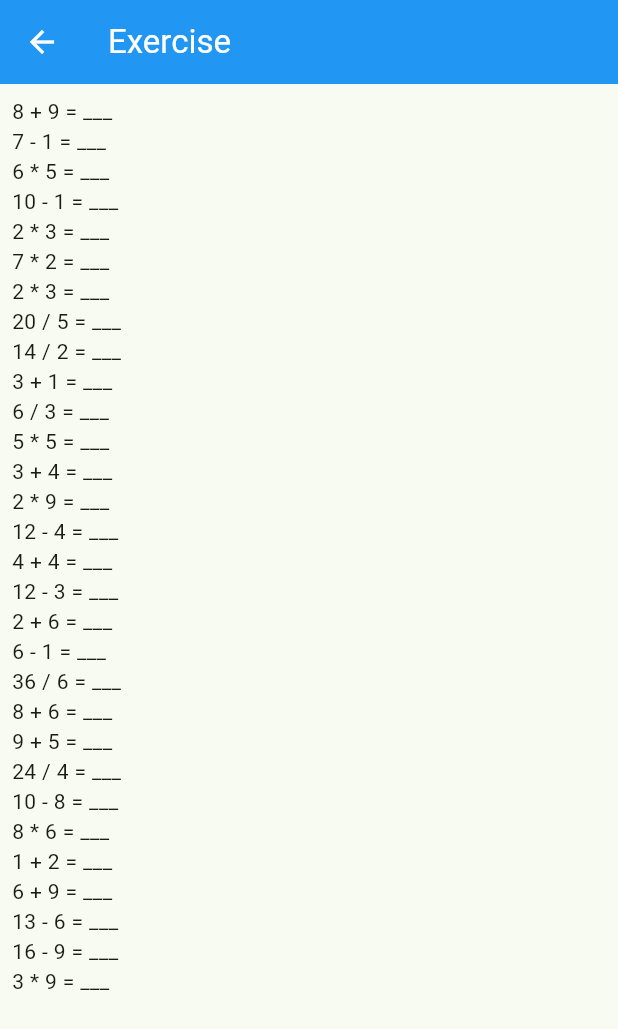
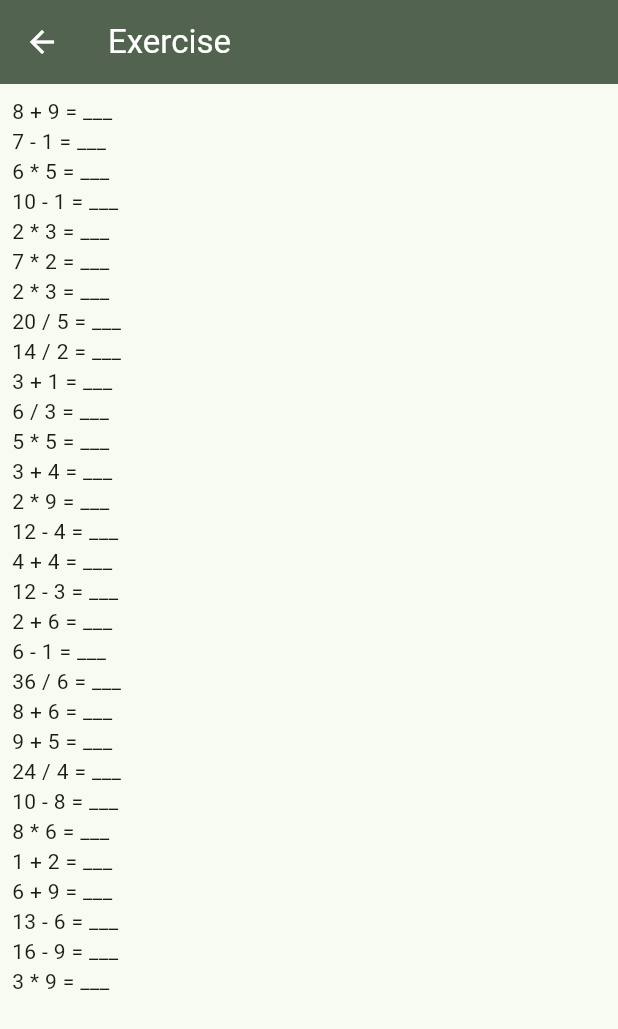
Before and after one commit to loloof64/Hurry-Math, a Flutter app: the screen it shows after launch, after a tap on "New simple exercise", on a phone screen of 412 x 824 dp. Shown: the top 1029 px of the screen. Run offline on Flutter 3.47's test engine with Material 2 defaults, Android fonts, the phone set to English and light mode, and no system bars; our stand-ins replace flutter_riverpod.

Commit message:
improved app bars

```diff
--- a/lib/main.dart
+++ b/lib/main.dart
@@ -18,10 +18,6 @@ class MyApp extends StatelessWidget {
         colorScheme: ColorScheme.fromSeed(
           seedColor: Colors.green,
         ),
-        appBarTheme: AppBarTheme(
-          backgroundColor: Theme.of(context).colorScheme.primary,
-          foregroundColor: Theme.of(context).colorScheme.onPrimary,
-        ),
         useMaterial3: true,
       ),
       home: const HomeScreen(),
--- a/lib/screens/exercise.dart
+++ b/lib/screens/exercise.dart
@@ -17,6 +17,8 @@ class _ExerciseScreenState extends ConsumerState<ExerciseScreen> {
     return Scaffold(
       appBar: AppBar(
         title: const Text('Exercise'),
+        backgroundColor: Theme.of(context).colorScheme.secondary,
+        foregroundColor: Theme.of(context).colorScheme.onSecondary,
       ),
       body: Padding(
         padding: const EdgeInsets.all(8.0),
--- a/lib/screens/home.dart
+++ b/lib/screens/home.dart
@@ -24,6 +24,8 @@ class HomeScreen extends ConsumerWidget {
     return Scaffold(
       appBar: AppBar(
         title: const Text('Select your exercise.'),
+        backgroundColor: Theme.of(context).colorScheme.primary,
+        foregroundColor: Theme.of(context).colorScheme.onPrimary,
       ),
       body: Center(
           child: Column(
```
